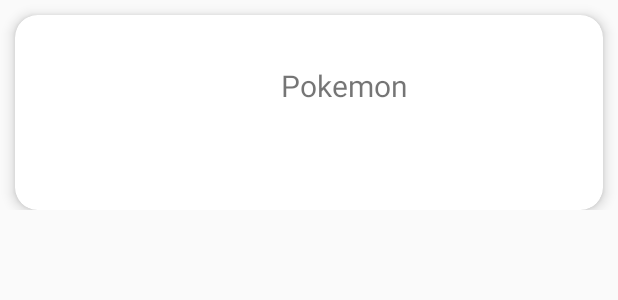
After one commit to tagorekommineni9/JetPackFragments, an Android app: the layout recycleitem.xml on its own in the app's theme, with its tools: preview values and no code run, on a phone screen of 412 x 824 dp. The commit adds this screen. Shown: the top 300 px of the screen. Run offline under Robolectric (Android 15) with nearby library versions, the phone set to English and light mode, and no system bars.

```diff
--- a/app/src/main/AndroidManifest.xml
+++ b/app/src/main/AndroidManifest.xml
@@ -1,6 +1,8 @@
 <?xml version="1.0" encoding="utf-8"?>
 <manifest xmlns:android="http://schemas.android.com/apk/res/android"
     package="com.example.jetpackfragments">
+
+    <uses-permission android:name="android.permission.INTERNET"/>
 
     <application
         android:allowBackup="true"
--- /dev/null
+++ b/app/src/main/res/layout/recycleitem.xml
@@ -0,0 +1,56 @@
+<?xml version="1.0" encoding="utf-8"?>
+<RelativeLayout xmlns:android="http://schemas.android.com/apk/res/android"
+    android:layout_width="wrap_content"
+    android:layout_height="wrap_content"
+    xmlns:app="http://schemas.android.com/apk/res-auto">
+
+    <androidx.cardview.widget.CardView
+        android:layout_width="match_parent"
+        android:layout_height="130dp"
+
+        app:cardCornerRadius="15dp"
+        app:cardElevation="5dp"
+        android:layout_marginTop="10dp"
+        android:layout_marginRight="10dp"
+        android:layout_marginLeft="10dp"
+        >
+
+        <RelativeLayout
+            android:layout_width="match_parent"
+            android:layout_height="match_parent">
+
+            <ImageView
+                android:layout_width="120dp"
+                android:layout_height="120dp"
+                android:layout_alignParentStart="true"
+                android:layout_alignParentLeft="true"
+                android:layout_alignParentBottom="true"
+                android:layout_marginStart="20dp"
+                android:layout_marginLeft="20dp"
+                android:layout_marginBottom="20dp"
+                android:id="@+id/img_pk"/>
+
+            <TextView
+                android:id="@+id/txt_pknm"
+                android:layout_width="wrap_content"
+                android:layout_height="wrap_content"
+                android:layout_alignParentStart="true"
+                android:layout_alignParentLeft="true"
+                android:layout_alignParentTop="true"
+                android:layout_alignParentEnd="true"
+                android:layout_alignParentRight="true"
+                android:layout_alignParentBottom="true"
+                android:layout_marginStart="177dp"
+                android:layout_marginLeft="177dp"
+                android:layout_marginTop="33dp"
+                android:layout_marginEnd="130dp"
+                android:layout_marginRight="130dp"
+                android:layout_marginBottom="46dp"
+                android:text="Pokemon"
+                android:textSize="20sp" />
+
+        </RelativeLayout>
+
+    </androidx.cardview.widget.CardView>
+
+</RelativeLayout>
```
Also changed, not shown: app/build.gradle (+7 -0 lines), app/src/main/java/com/example/jetpackfragments/Dataservice.java (added, +10 -0 lines), app/src/main/java/com/example/jetpackfragments/FirstFragment.java (+45 -6 lines), app/src/main/java/com/example/jetpackfragments/Pokemon.java (added, +20 -0 lines), app/src/main/java/com/example/jetpackfragments/Pokemon_.java (added, +84 -0 lines), app/src/main/java/com/example/jetpackfragments/RecycleAdapater.java (added, +61 -0 lines), app/src/main/java/com/example/jetpackfragments/RetrofitClientInstance.java (added, +19 -0 lines), app/src/main/res/layout/fragment_first.xml (+5 -26 lines).
